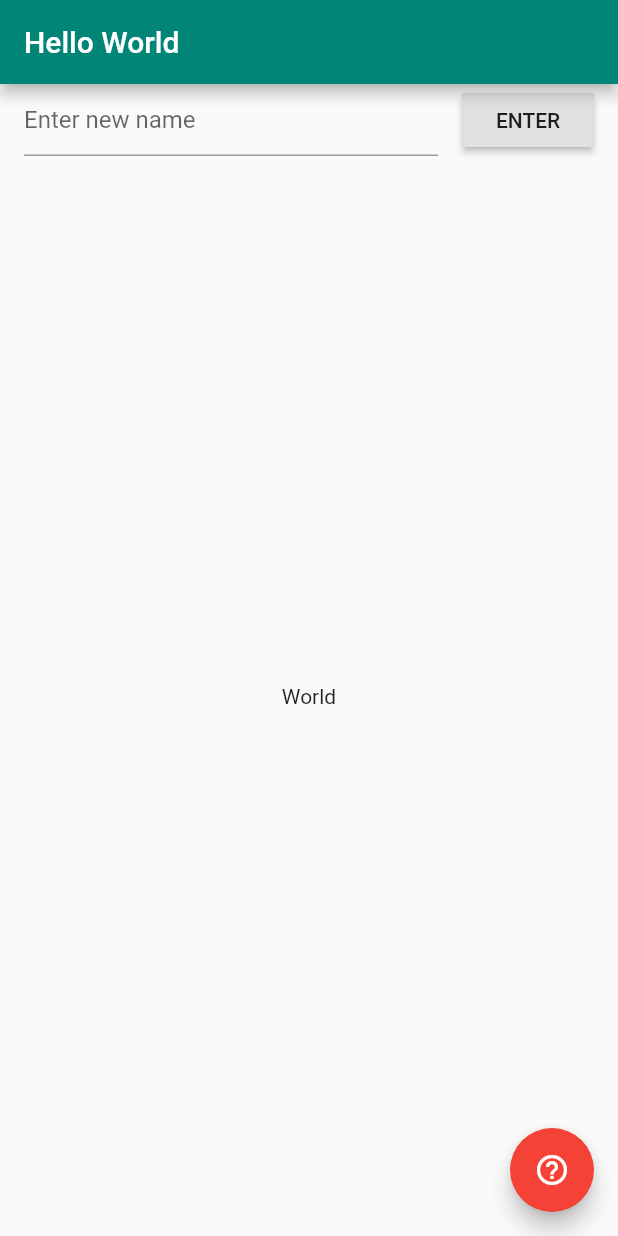
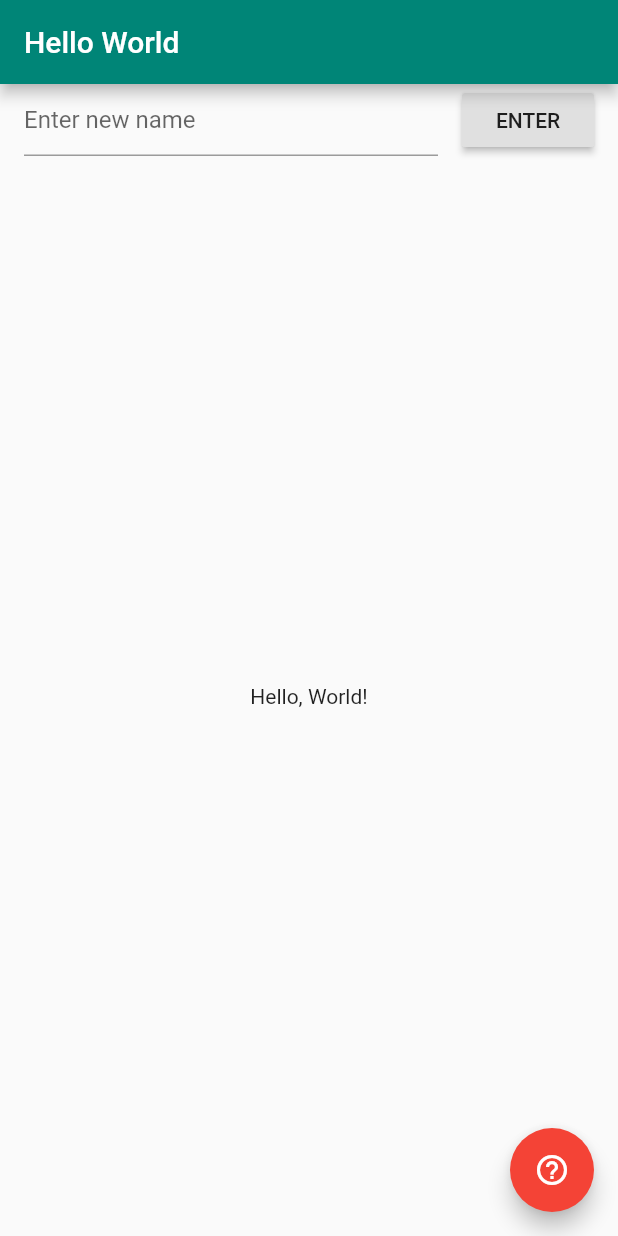
Before and after one commit to Kc-codetalker/tktpl-lab7-1706039976, a Flutter app: the screen it shows after launch, on a phone screen of 412 x 824 dp. Run offline on Flutter 3.47's test engine with Material 2 defaults, Android fonts, the phone set to English and light mode, and no system bars.

Commit message:
Fixed Text value initiation.

```diff
--- a/lib/main.dart
+++ b/lib/main.dart
@@ -26,7 +26,7 @@ class MyHomePage extends StatefulWidget {
 }
 
 class _MyHomePageState extends State<MyHomePage> {
-  String _helloName = "World";
+  String _helloName = "Hello, World!";
 
   void _updateHelloName(String name) {
     setState(() {
```
